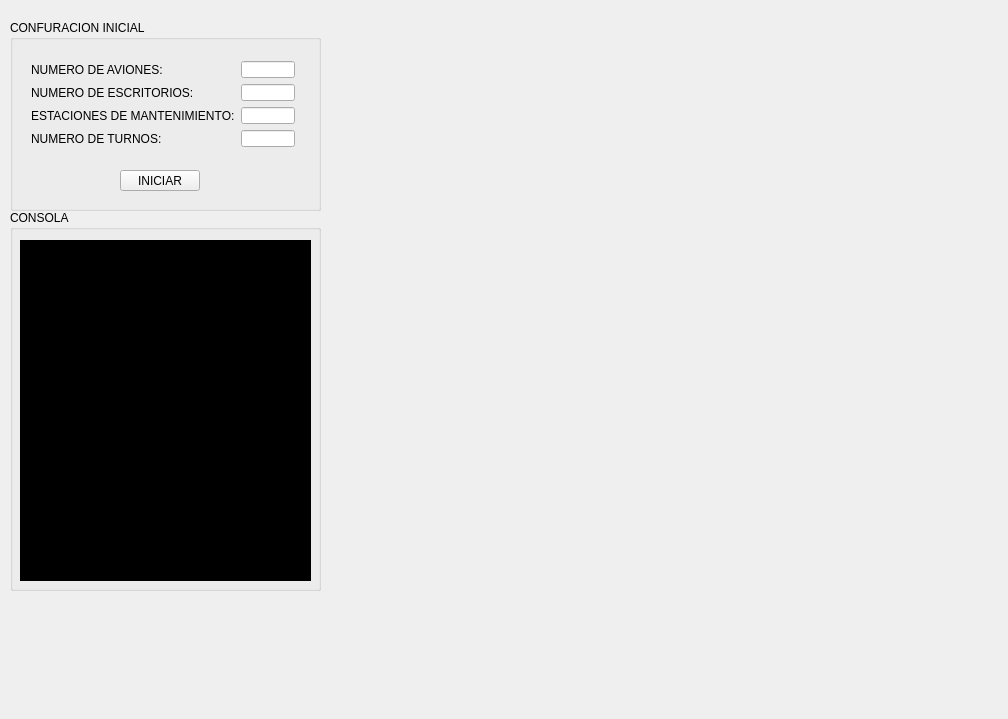
denisse-br/EDD_201224240, file practica1201224240/principal.ui: the form before one commit.
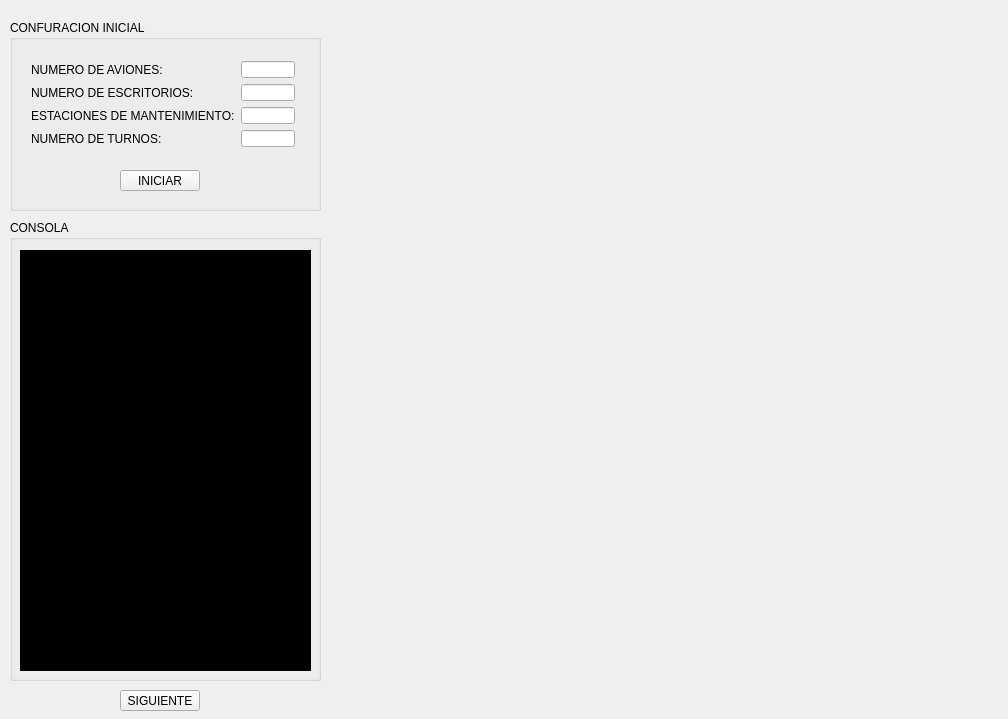
The form after the commit.

The edit to the form file:
```diff
--- a/practica1201224240/principal.ui
+++ b/practica1201224240/principal.ui
@@ -96,9 +96,9 @@
     <property name="geometry">
      <rect>
       <x>10</x>
-      <y>210</y>
+      <y>220</y>
       <width>311</width>
-      <height>381</height>
+      <height>461</height>
      </rect>
     </property>
     <property name="title">
@@ -110,7 +110,7 @@
        <x>10</x>
        <y>30</y>
        <width>291</width>
-       <height>341</height>
+       <height>421</height>
       </rect>
      </property>
      <property name="styleSheet">
@@ -129,6 +129,19 @@
      </property>
     </widget>
    </widget>
+   <widget class="QPushButton" name="btnsig">
+    <property name="geometry">
+     <rect>
+      <x>120</x>
+      <y>690</y>
+      <width>80</width>
+      <height>21</height>
+     </rect>
+    </property>
+    <property name="text">
+     <string>SIGUIENTE</string>
+    </property>
+   </widget>
   </widget>
  </widget>
  <layoutdefault spacing="6" margin="11"/>
```
